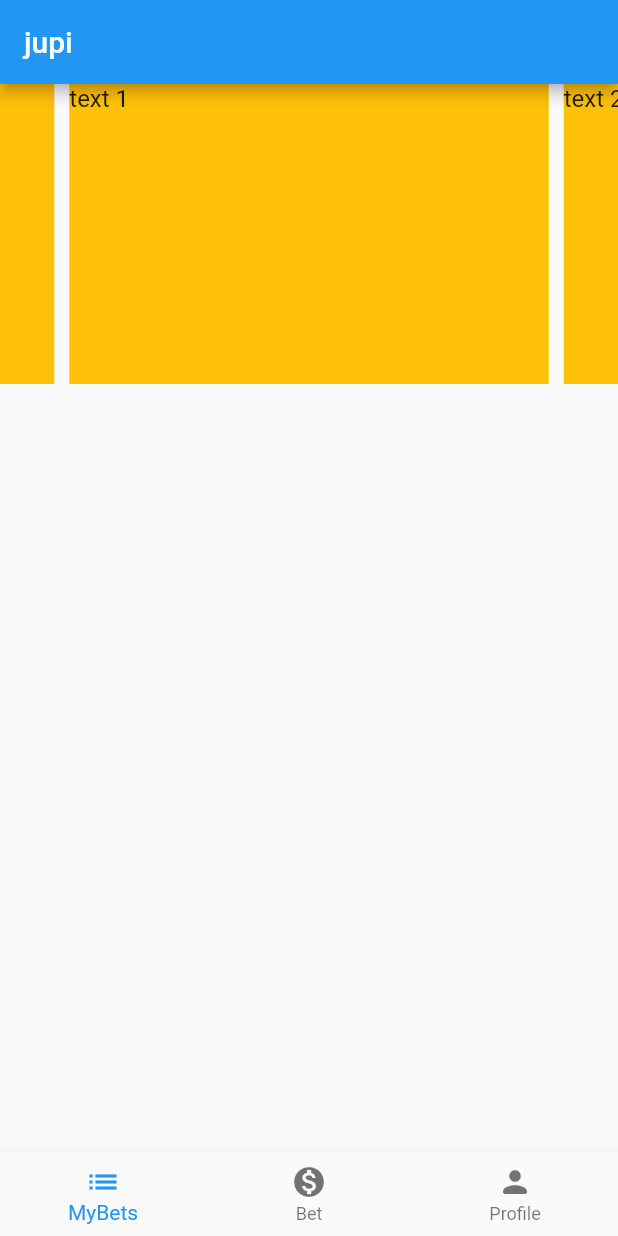
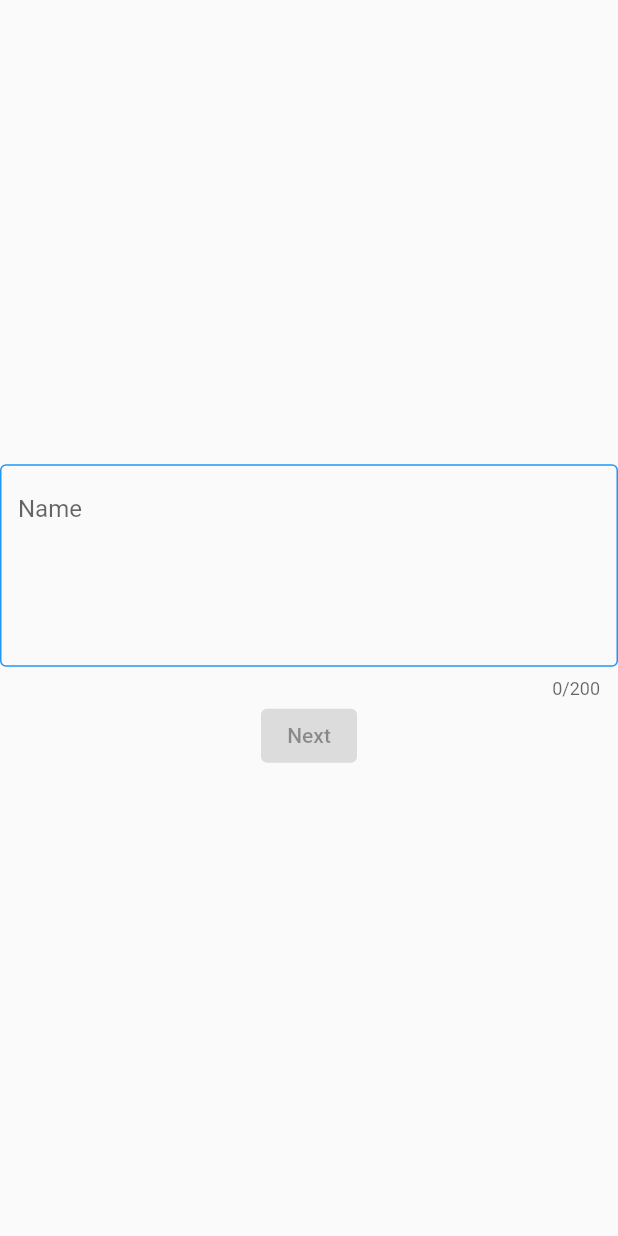
Before and after one commit to Mihrimah/jupi, a Flutter app: the screen it shows after launch, on a phone screen of 412 x 824 dp. Run offline on Flutter 3.47's test engine with Material 2 defaults, Android fonts, the phone set to English and light mode, and no system bars; drawn by our look-alikes of carousel_slider; our stand-ins replace flutter_datetime_picker, shared_preferences.

Commit message:
start pages

```diff
--- a/lib/app.dart
+++ b/lib/app.dart
@@ -1,7 +1,8 @@
 import 'package:flutter/material.dart';
-import 'package:jupi/pages/compatibility.dart';
-import 'package:jupi/pages/homepage.dart';
-import 'package:jupi/pages/profile.dart';
+import 'package:jupi/model/user_param.dart';
+import 'package:jupi/pages/home_page.dart';
+import 'package:jupi/pages/start/dob_page.dart';
+import 'package:jupi/pages/start/name_page.dart';
 
 class App extends StatefulWidget {
   @override
@@ -9,44 +10,47 @@ class App extends StatefulWidget {
 }
 
 class _AppState extends State<App> {
-  int _currentIndex = 0;
-  final List<Widget> _children = [
-    Homepage(),
-    Compatibility(),
-    Profile()
-  ];
 
-  void onTabTapped(int index) {
-    setState(() {
-      _currentIndex = index;
-    });
+  @override
+  void initState() {
+    super.initState();
   }
 
   @override
   Widget build(BuildContext context) {
     return MaterialApp(
+      onGenerateRoute: (settings) {
+        if(settings.name == '/namePage'){
+          return MaterialPageRoute(
+            builder: (context) {
+              return NamePage();
+            },
+          );
+        }
+        else if (settings.name == '/dobPage') {
+          final UserParam args = settings.arguments as UserParam;
+          return MaterialPageRoute(
+            builder: (context) {
+              return DobPage(args);
+            },
+          );
+        } else if(settings.name == '/homePage'){
+          final UserParam args = settings.arguments as UserParam;
+          return MaterialPageRoute(
+            builder: (context) {
+              return HomePage(args);
+            },
+          );
+        }
+        assert(false, 'Implementation ${settings.name}');
+        return null;
+      },
       title: 'Flutter Demo',
       theme: ThemeData(
         primarySwatch: Colors.blue,
       ),
       home: Scaffold(
-        appBar: AppBar(
-          title: Text("jupi"),
-        ),
-          body: _children[_currentIndex],
-        bottomNavigationBar: BottomNavigationBar(
-          type: BottomNavigationBarType.fixed,
-          onTap: onTabTapped, // new
-          currentIndex: _currentIndex, // new
-          items: [
-            new BottomNavigationBarItem(
-                icon: Icon(Icons.list), label: "MyBets"),
-            new BottomNavigationBarItem(
-                icon: Icon(Icons.monetization_on_sharp), label: "Bet"),
-            new BottomNavigationBarItem(
-                icon: Icon(Icons.person_rounded), label: 'Profile')
-          ],
-        ),
+          body: NamePage(),
       ),
     );
   }
--- a/lib/constant/horoscopes.dart
+++ b/lib/constant/horoscopes.dart
@@ -3,6 +3,17 @@ import 'package:jupi/model/horoscope.dart';
 
 class Constant {
   static Map<String, Horoscope > horoscopes = {
-    HoroscopeEnum.Aquarius.name() : Horoscope(HoroscopeEnum.Aquarius, DateTime.april, 27),
+    HoroscopeEnum.Virgo.name() : Horoscope(HoroscopeEnum.Virgo, DateTime.august, 24, DateTime.september, 23),
+    HoroscopeEnum.Virgo.name() : Horoscope(HoroscopeEnum.Libra, DateTime.september, 24, DateTime.october, 23),
+    HoroscopeEnum.Virgo.name() : Horoscope(HoroscopeEnum.Scorpio, DateTime.october, 24, DateTime.november, 22),
+    HoroscopeEnum.Virgo.name() : Horoscope(HoroscopeEnum.Sagittarius, DateTime.november, 23, DateTime.december, 21),
+    HoroscopeEnum.Virgo.name() : Horoscope(HoroscopeEnum.Capricorn, DateTime.december, 22, DateTime.january, 20),
+    HoroscopeEnum.Virgo.name() : Horoscope(HoroscopeEnum.Aquarius, DateTime.january, 21, DateTime.february, 19),
+    HoroscopeEnum.Virgo.name() : Horoscope(HoroscopeEnum.Pisces, DateTime.february, 20, DateTime.march, 20),
+    HoroscopeEnum.Virgo.name() : Horoscope(HoroscopeEnum.Aries, DateTime.march, 21, DateTime.april, 20),
+    HoroscopeEnum.Virgo.name() : Horoscope(HoroscopeEnum.Taurus, DateTime.april, 21, DateTime.may, 21),
+    HoroscopeEnum.Virgo.name() : Horoscope(HoroscopeEnum.Gemini, DateTime.may, 22, DateTime.june, 21),
+    HoroscopeEnum.Virgo.name() : Horoscope(HoroscopeEnum.Cancer, DateTime.june, 22, DateTime.july, 23),
+    HoroscopeEnum.Virgo.name() : Horoscope(HoroscopeEnum.Leo, DateTime.july, 24, DateTime.august, 23),
   };
 }
--- a/lib/main.dart
+++ b/lib/main.dart
@@ -1,6 +1,6 @@
 import 'package:flutter/material.dart';
 import 'package:jupi/app.dart';
-import 'package:jupi/pages/homepage.dart';
+import 'package:jupi/pages/dash_page.dart';
 
 void main() {
   runApp(App());
--- a/lib/model/user.dart
+++ b/lib/model/user.dart
@@ -1,10 +1,13 @@
 import 'dart:core';
+
+import 'package:jupi/enum/horoscope_enum.dart';
 
 class User{
 
+  User(this.name, this.dob, this.horoscope);
+
   String name;
   DateTime dob;
-  String location;
-  String horoscope;
+  HoroscopeEnum horoscope;
 
 }
--- /dev/null
+++ b/lib/model/user_param.dart
@@ -0,0 +1,11 @@
+import 'dart:core';
+
+import 'package:jupi/enum/horoscope_enum.dart';
+
+class UserParam{
+
+  late String name;
+  late DateTime dob;
+  late HoroscopeEnum horoscope;
+
+}
--- a/lib/pages/homepage.dart
+++ b/lib/pages/dash_page.dart
@@ -1,12 +1,14 @@
 import 'package:flutter/material.dart';
 import 'package:carousel_slider/carousel_slider.dart';
+import 'package:jupi/model/user_param.dart';
 
-class Homepage extends StatefulWidget {
+class DashPage extends StatefulWidget {
+
   @override
-  _HomepageState createState() => _HomepageState();
+  _DashPageState createState() => _DashPageState();
 }
 
-class _HomepageState extends State<Homepage> {
+class _DashPageState extends State<DashPage> {
   CarouselController buttonCarouselController = CarouselController();
 
   @override
--- a/lib/pages/profile.dart
+++ /dev/null
@@ -1,18 +0,0 @@
-import 'package:flutter/material.dart';
-import 'package:carousel_slider/carousel_slider.dart';
-
-class Profile extends StatefulWidget {
-  @override
-  _ProfileState createState() => _ProfileState();
-}
-
-class _ProfileState extends State<Profile> {
-  CarouselController buttonCarouselController = CarouselController();
-
-  @override
-  Widget build(BuildContext context) {
-    return Center(
-      child: Text("Profile")
-    );
-  }
-}
--- /dev/null
+++ b/lib/pages/start/name_page.dart
@@ -0,0 +1,69 @@
+import 'package:flutter/material.dart';
+import 'package:jupi/model/user_param.dart';
+
+class NamePage extends StatefulWidget {
+
+  @override
+  _NamePageState createState() => _NamePageState();
+}
+
+class _NamePageState extends State<NamePage> {
+  TextEditingController _nameTextController = TextEditingController();
+  bool isEnabled = false;
+
+  @override
+  void initState() {
+    super.initState();
+    _nameTextController.addListener(_checkButtonEnable);
+  }
+
+  onPressedNext() {
+    UserParam userParam = UserParam();
+    userParam.name = _nameTextController.text;
+    Navigator.pushNamed(context, "/dobPage",arguments: userParam);
+  }
+
+  @override
+  Widget build(BuildContext context) {
+    return Scaffold(
+      body: Column(
+        mainAxisAlignment: MainAxisAlignment.center,
+        children: [
+          TextFormField(
+            maxLength: 200,
+            maxLines: 5,
+            decoration: InputDecoration(
+              hintText: "Name",
+              enabledBorder: OutlineInputBorder(
+                borderSide: BorderSide(color: Theme.of(context).accentColor),
+              ),
+              focusedBorder: OutlineInputBorder(
+                borderSide: BorderSide(color: Theme.of(context).accentColor),
+              ),
+            ),
+            controller: _nameTextController,
+          ),
+          ElevatedButton(
+              onPressed: !isEnabled
+                  ? null
+                  : onPressedNext,
+              child: Text("Next"))
+        ],
+      ),
+    );
+  }
+
+  _checkButtonEnable() {
+    if (_nameTextController == null ||
+        _nameTextController.text == '' ||
+        _nameTextController.text == null) {
+      setState(() {
+        isEnabled = false;
+      });
+    } else {
+      setState(() {
+        isEnabled = true;
+      });
+    }
+  }
+}
--- a/pubspec.yaml
+++ b/pubspec.yaml
@@ -31,6 +31,7 @@ dependencies:
   carousel_slider: ^4.0.0-nullsafety.0
   shared_preferences: ^2.0.5
   provider: ^5.0.0
+  flutter_datetime_picker: ^1.5.1
 
 dev_dependencies:
   flutter_test:
```
Also changed, not shown: lib/core/custom_picker.dart (added, +77 -0 lines), lib/enum/horoscope_enum.dart (+0 -14 lines), lib/model/horoscope.dart (+5 -3 lines), lib/pages/compatibility_page.dart (added, +16 -0 lines), lib/pages/home_page.dart (added, +53 -0 lines), lib/pages/profile_page.dart (renamed from lib/pages/compatibility.dart, +4 -4 lines), lib/pages/start/dob_page.dart (added, +87 -0 lines), pubspec.lock, 1 other file.
